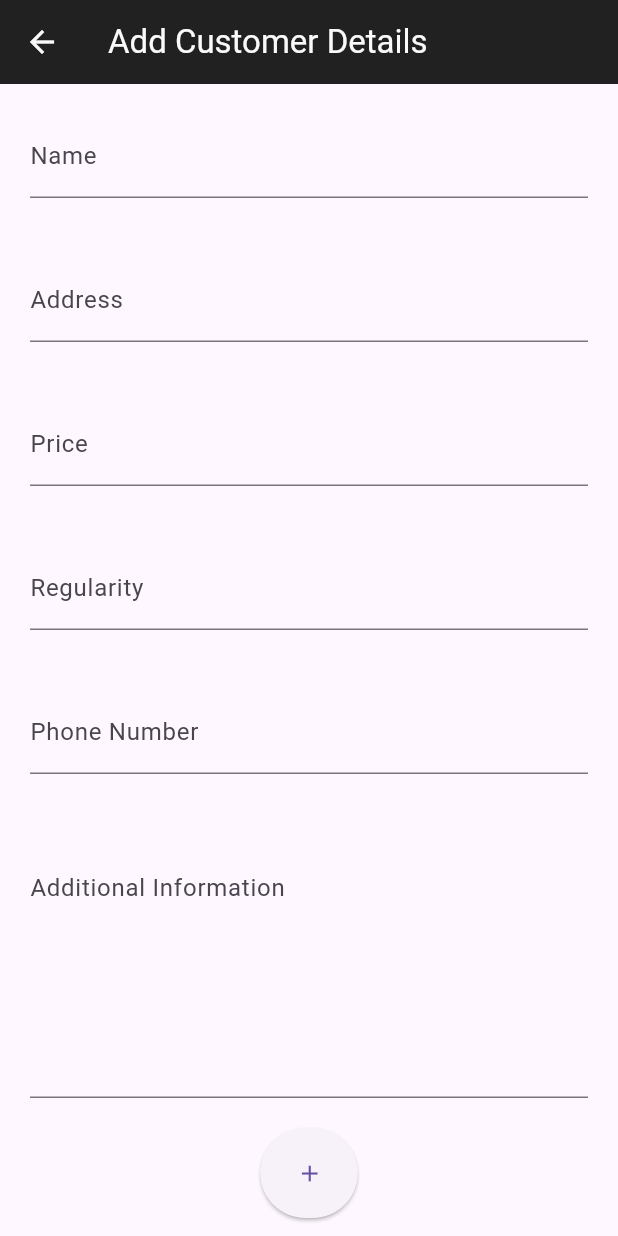
After one commit to Biele10/Window-Cleaning-Mobile-App-Project, a Flutter app: the AddCustomer screen opened directly, on a phone screen of 412 x 824 dp. The commit adds this screen. Run offline on Flutter 3.47's test engine with Material 3 defaults, Android fonts, the phone set to English and light mode, and no system bars.

Commit message:
sfsdfsdfsdf very glad this part is done, lots of faffing around and trying to get things right. code i have added creates a series of text fields as well as a button. soon i will work on the functionality of this page but for now the main component is done - the text boxes, labels and button are displayed on screen.

```diff
--- /dev/null
+++ b/lib/app_screens/add_customer.dart
@@ -0,0 +1,49 @@
+import 'package:flutter/material.dart';
+
+class AddCustomer extends StatelessWidget {
+  const AddCustomer({super.key});
+  @override
+  Widget build(BuildContext context) {
+    final fields = ["Name", "Address", "Price", "Regularity", "Phone Number"];
+    return Scaffold(
+      appBar: AppBar(
+        title: Text('Add Customer Details'),
+        backgroundColor: Colors.grey[900],
+        foregroundColor: Colors.grey[50],
+      ),
+
+      body: Column(
+        children: [
+          ...fields.map((label) {
+            return Padding(
+              padding: const EdgeInsets.all(20.0),
+              child: TextFormField(
+                decoration: InputDecoration(labelText: label),
+              ),
+            );
+          }),
+          Padding(
+            padding: const EdgeInsets.all(20.0),
+            child: TextField(
+              maxLines: 6,
+              decoration: InputDecoration(
+                labelText: "Additional Information",
+                alignLabelWithHint: true,
+              ),
+            ),
+          ),
+          Center(
+            child: ElevatedButton(
+              onPressed: () {},
+              child: Icon(Icons.add),
+              style: ButtonStyle(
+                minimumSize: MaterialStateProperty.all(Size(65, 60)),
+                maximumSize: MaterialStateProperty.all(Size(65, 60)),
+              ),
+            ),
+          ),
+        ],
+      ),
+    );
+  }
+}
--- a/lib/app_screens/first_screen.dart
+++ b/lib/app_screens/first_screen.dart
@@ -1,4 +1,5 @@
 import 'package:flutter/material.dart';
+import 'package:test2/app_screens/add_customer.dart';
 
 class FirstScreen extends StatefulWidget {
   const FirstScreen({super.key});
@@ -64,7 +65,7 @@ class HomeWidget extends StatelessWidget {
         Align(
           alignment: Alignment.topLeft,
           child: Padding(
-            padding: const EdgeInsets.all(16.0),
+            padding: const EdgeInsets.all(20.0),
             child: Text(
               'Welcome, Malcom',
               style: TextStyle(
@@ -92,7 +93,12 @@ class HomeWidget extends StatelessWidget {
                 }),
               ),
 
-              onPressed: () {},
+              onPressed: () {
+                Navigator.push(
+                  context,
+                  MaterialPageRoute(builder: (context) => AddCustomer()),
+                );
+              },
               child: Text(
                 style: TextStyle(
                   fontWeight: FontWeight.bold,
```
